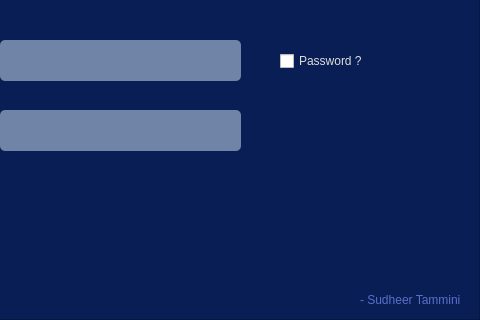
Old version of the form welcome.ui in the repository SudheerNotes/cams2csv; both pictures show x 300 to 780 and y 130 to 450 of the 780 by 450 pixel window.
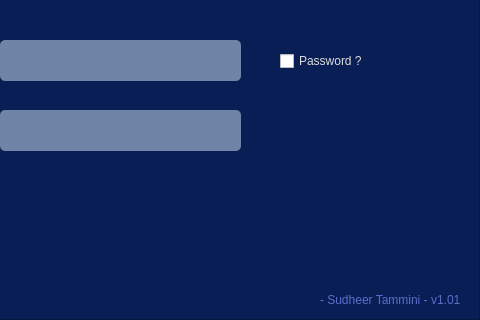
New version of the form.

```diff
--- a/welcome.ui
+++ b/welcome.ui
@@ -253,9 +253,9 @@
    <widget class="QLabel" name="label_3">
     <property name="geometry">
      <rect>
-      <x>660</x>
+      <x>620</x>
       <y>420</y>
-      <width>111</width>
+      <width>151</width>
       <height>20</height>
      </rect>
     </property>
@@ -263,7 +263,7 @@
      <string notr="true">color: rgb(90, 110, 200);</string>
     </property>
     <property name="text">
-     <string>- Sudheer Tammini</string>
+     <string>- Sudheer Tammini - v1.01</string>
     </property>
    </widget>
   </widget>
```
